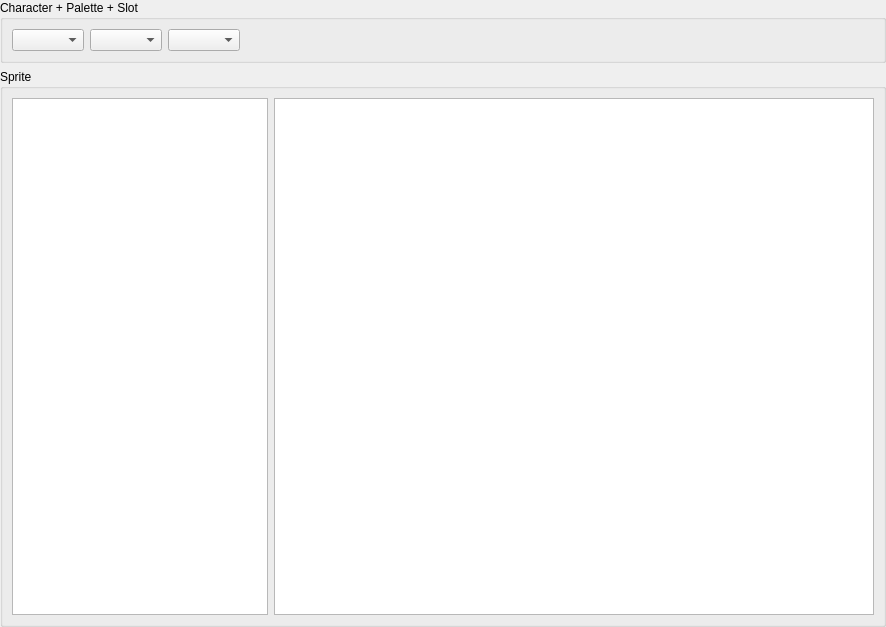
Old version of the form bbsed/ui/sprite_editor.ui in the repository slacknate/bbsed.
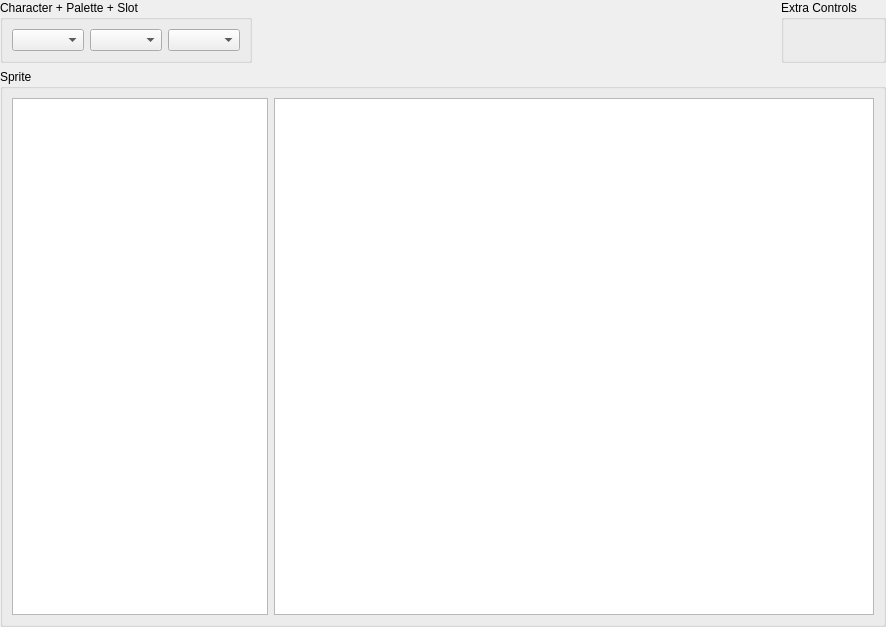
New version of the form.

Commit message:
[sprite_editor] move extra controls inside the sprite editor widget
 - having them in a floating dialog was pretty annoying to be honest

```diff
--- a/bbsed/ui/sprite_editor.ui
+++ b/bbsed/ui/sprite_editor.ui
@@ -33,6 +33,8 @@
     <number>0</number>
    </property>
    <item>
+    <layout class="QHBoxLayout" name="horizontalLayout_3">
+     <item>
     <widget class="QGroupBox" name="character_group">
      <property name="title">
       <string>Character + Palette + Slot</string>
@@ -47,6 +49,9 @@
       <item>
        <widget class="QComboBox" name="slot_select"/>
       </item>
+       </layout>
+      </widget>
+     </item>
       <item>
        <spacer name="horizontalSpacer">
         <property name="orientation">
@@ -60,8 +65,14 @@
         </property>
        </spacer>
       </item>
-     </layout>
-    </widget>
+     <item>
+      <widget class="QGroupBox" name="extra_group">
+       <property name="title">
+        <string>Extra Controls</string>
+       </property>
+      </widget>
+     </item>
+    </layout>
    </item>
    <item>
     <widget class="QGroupBox" name="sprite_group">
```
Lines whose indentation alone changed are shown as unchanged. The commit also changes 2 other files.
